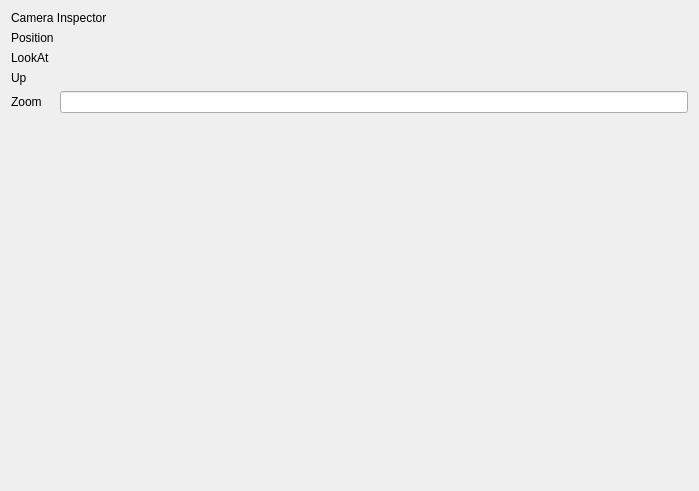
The window that ui/views/camerainspector/camerainspectorview.ui (mzedd/tool210) describes before a commit, drawn with Qt 5.
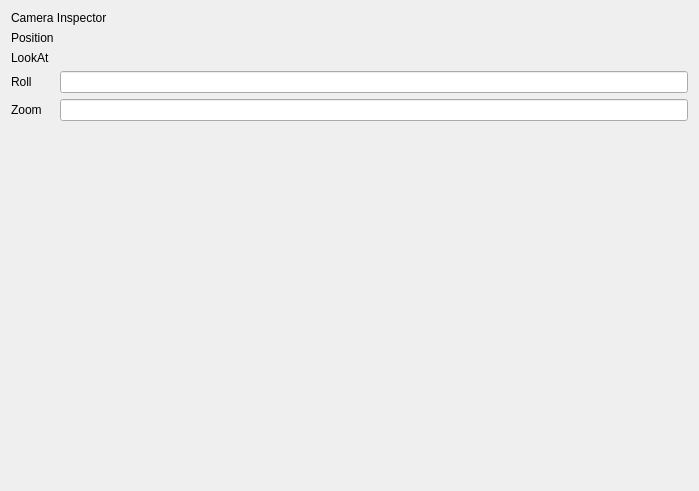
The same window after the commit. Custom widgets are drawn as their Qt base class.

Commit message: the camera behaviour is now correct. the user can now specify a cameara roll (which has no effect at the moment) instead of a up vector

Diff of the .ui file:
```diff
--- a/ui/views/camerainspector/camerainspectorview.ui
+++ b/ui/views/camerainspector/camerainspectorview.ui
@@ -46,13 +46,10 @@
      <item row="2" column="0">
       <widget class="QLabel" name="upLabel">
        <property name="text">
-        <string>Up</string>
+        <string>Roll</string>
        </property>
       </widget>
      </item>
-     <item row="2" column="1">
-      <widget class="PointView" name="upWidget" native="true"/>
-     </item>
      <item row="3" column="0">
       <widget class="QLabel" name="zoomLabel">
        <property name="text">
@@ -63,6 +60,9 @@
      <item row="3" column="1">
       <widget class="QLineEdit" name="zoomLineEdit"/>
      </item>
+     <item row="2" column="1">
+      <widget class="QLineEdit" name="rollLineEdit"/>
+     </item>
     </layout>
    </item>
    <item>
```
Left out of the diff: 34 changed lines with no effect on the pictures. The commit also changes 12 other files.
